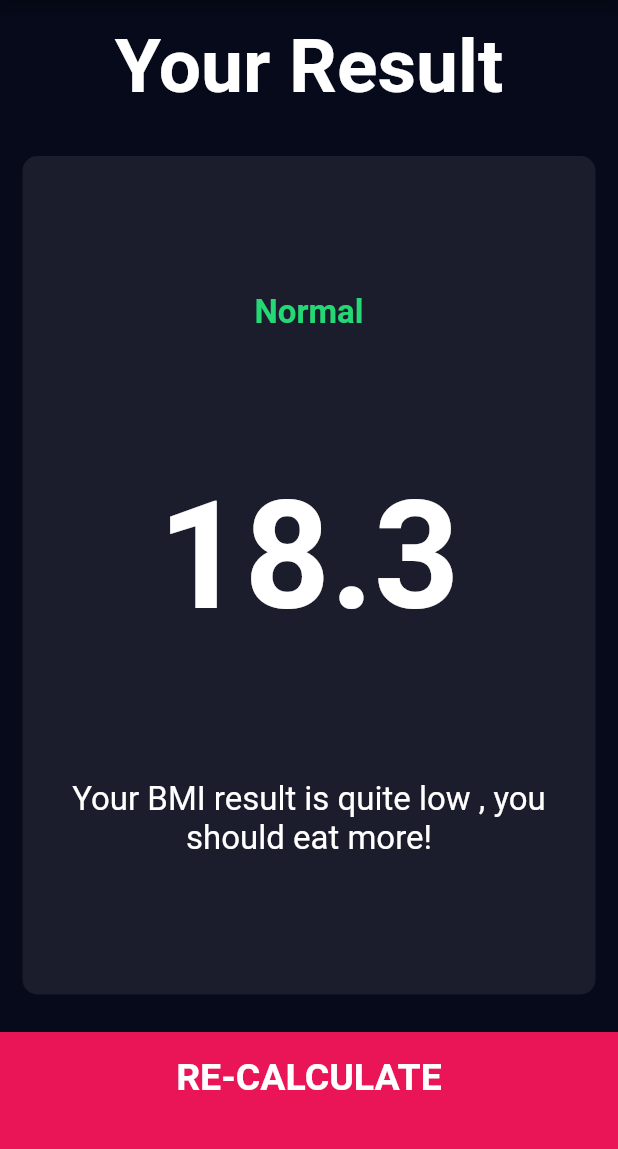
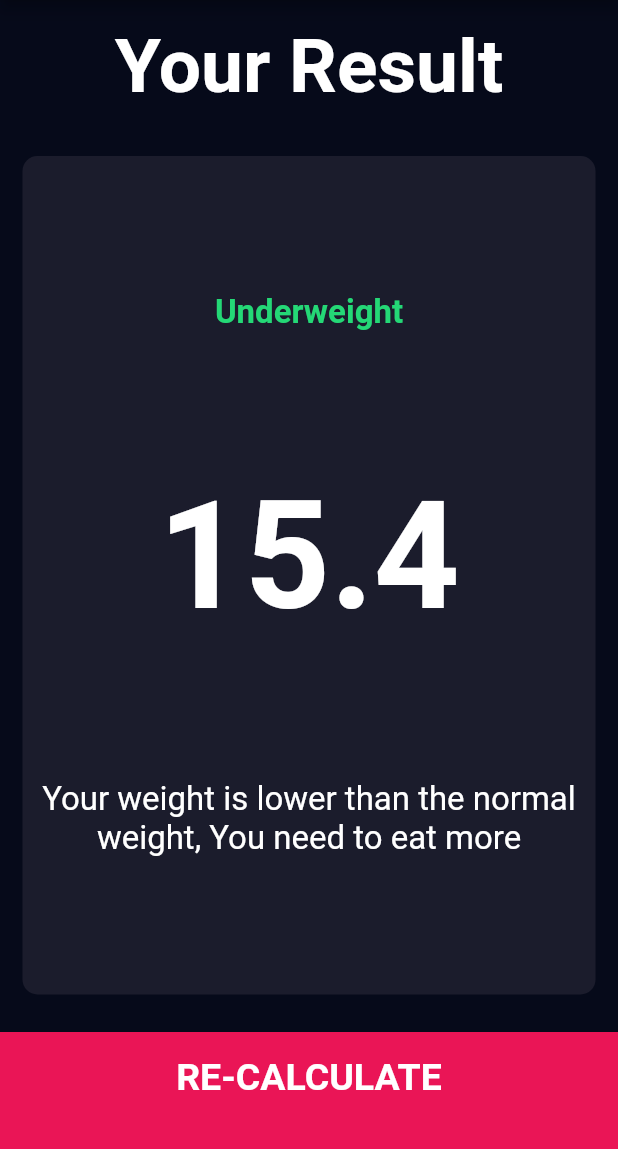
Before and after one commit to shardhayv/BMICalculator, a Flutter app: the screen it shows after launch, after a tap on "CALCULATE", on a phone screen of 412 x 824 dp, the part 84-1233 px from its top. Run offline on Flutter 3.47's test engine with Material 2 defaults, Android fonts, the phone set to English and light mode, and no system bars; our stand-ins replace font_awesome_flutter.

Commit message:
Everything done for BMI calculation

```diff
--- /dev/null
+++ b/lib/calculation_logic.dart
@@ -0,0 +1,38 @@
+import 'dart:math';
+
+class CalculatorLogic {
+  CalculatorLogic({
+    required this.height,
+    required this.weight,
+  });
+
+  final int height;
+  final int weight;
+
+  final double _bmi = 0.0;
+
+  String calculateBMI() {
+    double bmi = weight / pow(height / 100, 2);
+    return bmi.toStringAsFixed(1);
+  }
+
+  String getResult() {
+    if (_bmi >= 25) {
+      return 'Overweight';
+    } else if (_bmi >= 18.5) {
+      return 'Normal';
+    } else {
+      return 'Underweight';
+    }
+  }
+
+  String getInterpretation() {
+    if (_bmi >= 25) {
+      return 'Your weight is higher than the normal weight, You need to exercise';
+    } else if (_bmi >= 18.5) {
+      return 'You have a normal body weight , Good Job!';
+    } else {
+      return 'Your weight is lower than the normal weight, You need to eat more';
+    }
+  }
+}
--- a/lib/main.dart
+++ b/lib/main.dart
@@ -1,4 +1,3 @@
-import 'package:bmi_calculator/screens/results.dart';
 import 'package:flutter/material.dart';
 
 import 'screens/input_page.dart';
@@ -18,7 +17,6 @@ class BMICalculator extends StatelessWidget {
       initialRoute: '/',
       routes: {
         '/': (context) => const InputPage(),
-        '/results': (context) => const ResultPage(),
       },
     );
   }
--- a/lib/screens/input_page.dart
+++ b/lib/screens/input_page.dart
@@ -1,3 +1,4 @@
+import 'package:bmi_calculator/calculation_logic.dart';
 import 'package:bmi_calculator/components/round_icon_button.dart';
 import 'package:bmi_calculator/screens/results.dart';
 import 'package:flutter/material.dart';
@@ -242,10 +243,16 @@ class _InputPageState extends State<InputPage> {
           BottomButton(
             buttonTitle: 'CALCULATE',
             onTap: () {
+              CalculatorLogic calc =
+                  CalculatorLogic(height: height, weight: weight);
               Navigator.push(
                 context,
                 MaterialPageRoute(
-                  builder: (context) => const ResultPage(),
+                  builder: (context) => ResultPage(
+                    bmiResult: calc.getResult(),
+                    bmiNumber: calc.calculateBMI(),
+                    resultInterpretation: calc.getInterpretation(),
+                  ),
                 ),
               );
             },
--- a/lib/screens/results.dart
+++ b/lib/screens/results.dart
@@ -4,7 +4,15 @@ import 'package:bmi_calculator/constants.dart';
 import 'package:flutter/material.dart';
 
 class ResultPage extends StatelessWidget {
-  const ResultPage({super.key});
+  const ResultPage(
+      {super.key,
+      required this.bmiResult,
+      required this.bmiNumber,
+      required this.resultInterpretation});
+
+  final String bmiResult;
+  final String bmiNumber;
+  final String resultInterpretation;
 
   @override
   Widget build(BuildContext context) {
@@ -31,18 +39,18 @@ class ResultPage extends StatelessWidget {
               cardChild: Column(
                 mainAxisAlignment: MainAxisAlignment.spaceEvenly,
                 crossAxisAlignment: CrossAxisAlignment.center,
-                children: const [
+                children: [
                   Text(
-                    'Normal',
+                    bmiResult,
                     style: kResultText,
                   ),
                   Text(
-                    '18.3',
+                    bmiNumber,
                     style: kBMITextStyle,
                   ),
                   Text(
                     textAlign: TextAlign.center,
-                    'Your BMI result is quite low , you should eat more!',
+                    resultInterpretation,
                     style: kBMIBodyStyle,
                   ),
                 ],
```
